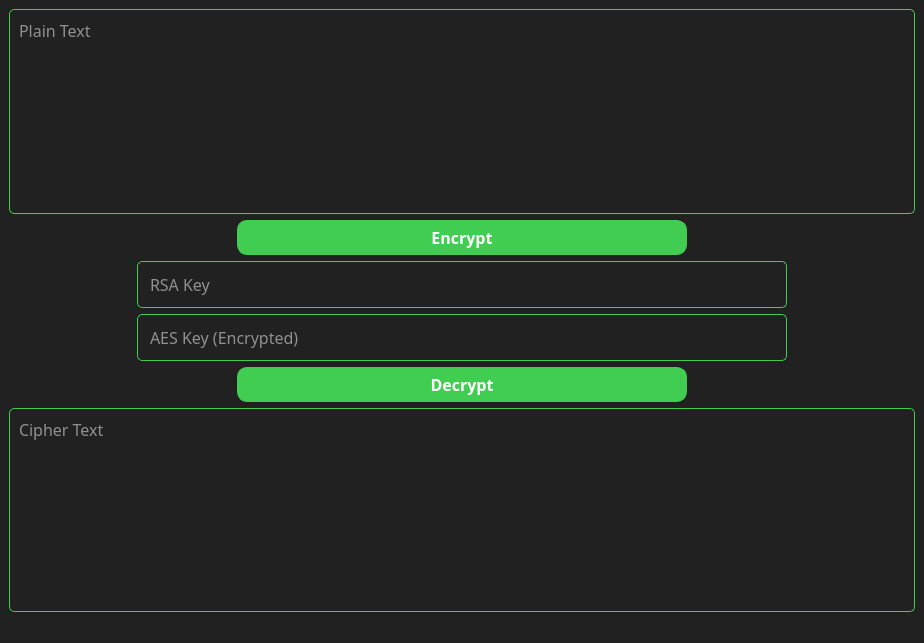
shwaygrr/harpo, file mainwindow.ui: the form before one commit.
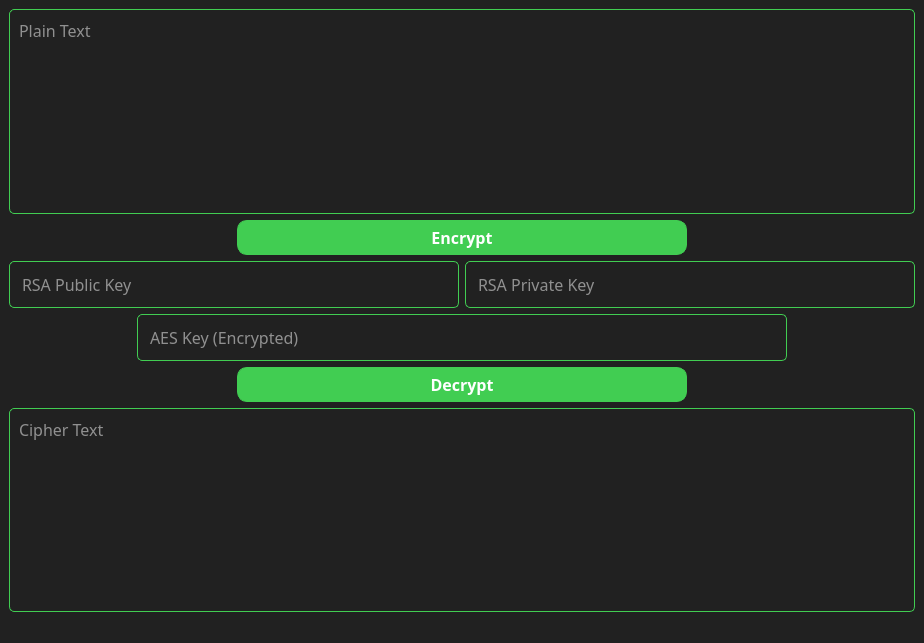
The form after the commit.

What changed in the file:
```diff
--- a/mainwindow.ui
+++ b/mainwindow.ui
@@ -119,7 +119,37 @@
 border-radius: 5px;</string>
         </property>
         <property name="placeholderText">
-         <string>RSA Key</string>
+         <string>RSA Public Key</string>
+        </property>
+       </widget>
+      </item>
+      <item>
+       <widget class="QLineEdit" name="rsaPrivateKeyLineEdit">
+        <property name="sizePolicy">
+         <sizepolicy hsizetype="Maximum" vsizetype="Fixed">
+          <horstretch>0</horstretch>
+          <verstretch>0</verstretch>
+         </sizepolicy>
+        </property>
+        <property name="maximumSize">
+         <size>
+          <width>650</width>
+          <height>16777215</height>
+         </size>
+        </property>
+        <property name="font">
+         <font>
+          <family>Source Code Pro</family>
+          <pointsize>12</pointsize>
+         </font>
+        </property>
+        <property name="styleSheet">
+         <string notr="true">border: 1px solid  #41cd52;
+padding: 10px;
+border-radius: 5px;</string>
+        </property>
+        <property name="placeholderText">
+         <string>RSA Private Key</string>
         </property>
        </widget>
       </item>
```
Left out of the diff: 6 changed lines with no effect on the pictures.
